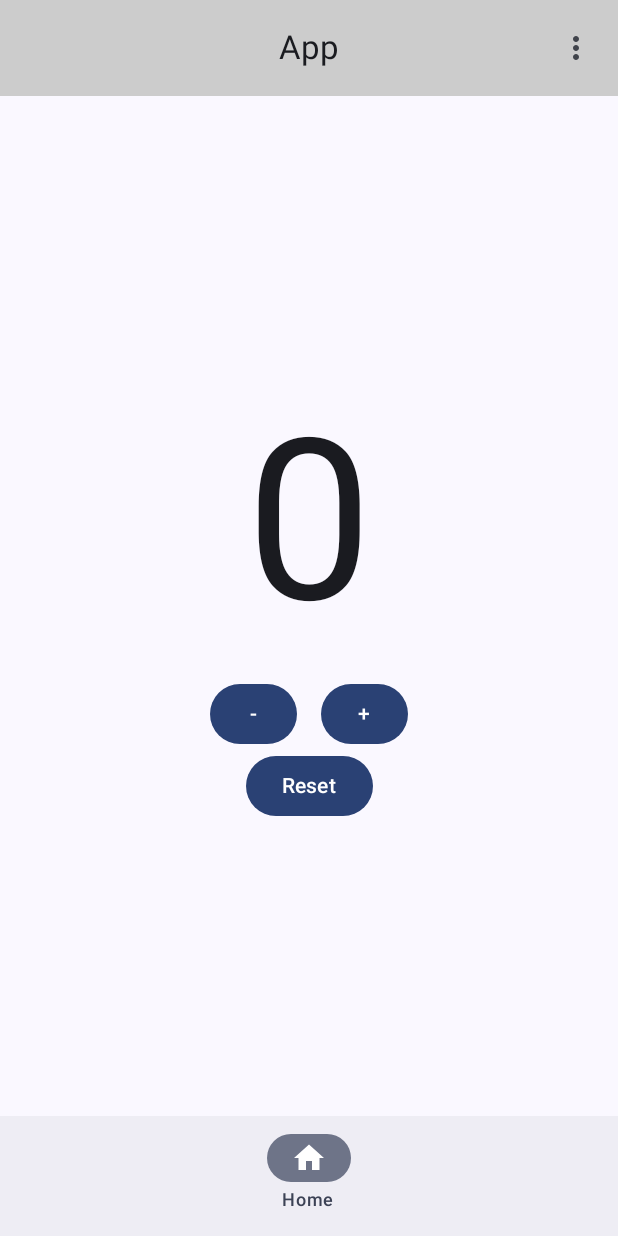
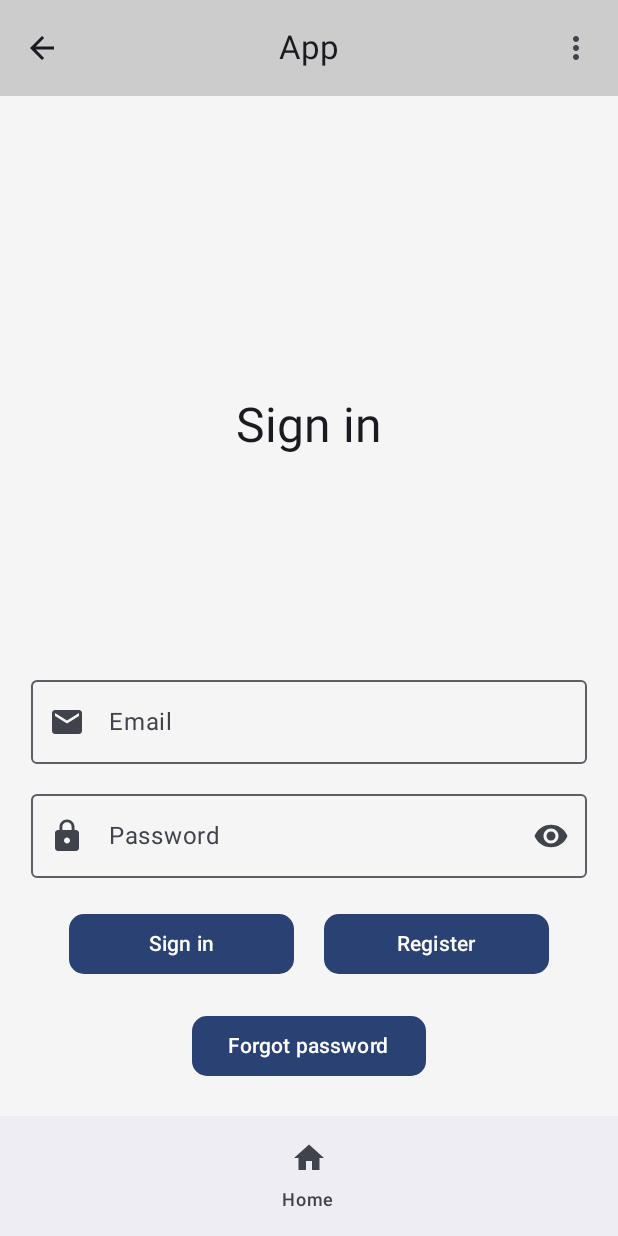
Before and after one commit to Datasikkerhet-i-utvikling-og-drift-2025/Prosjekt, an Android app built with Jetpack Compose: the screen it shows after launch (MainActivity), on a phone screen of 412 x 824 dp. Run offline under Robolectric (Android 15) with nearby library versions, the phone set to English and light mode, and no system bars.

Commit message:
Added loginscreen to mobile app

```diff
--- a/MobilApp/app/src/main/java/no/hiof/diuod/gruppe1/mobilapp/ui/navigation/AppNavigation.kt
+++ b/MobilApp/app/src/main/java/no/hiof/diuod/gruppe1/mobilapp/ui/navigation/AppNavigation.kt
@@ -12,6 +12,8 @@ import no.hiof.diuod.gruppe1.mobilapp.ui.navigation.navBars.BottomNavBar
 import no.hiof.diuod.gruppe1.mobilapp.ui.navigation.navBars.TopBar
 import no.hiof.diuod.gruppe1.mobilapp.ui.navigation.navBars.getCurrentScreen
 import no.hiof.diuod.gruppe1.mobilapp.ui.screens.HomeScreen
+import no.hiof.diuod.gruppe1.mobilapp.ui.screens.LoginScreen
+import no.hiof.diuod.gruppe1.mobilapp.ui.viewModels.LoginViewModel
 
 @Composable
 fun AppNavigation() {
@@ -30,7 +32,7 @@ fun AppNavigation() {
 
         NavHost(
             navController = navController,
-            startDestination = AppScreens.HOME.name,
+            startDestination = AppScreens.LOGIN.name,
             modifier = Modifier.padding(innerPadding)
         ) {
 
@@ -38,6 +40,10 @@ fun AppNavigation() {
                 HomeScreen()
             }
 
+            composable(AppScreens.LOGIN.name) {
+                LoginScreen(navController = navController)
+            }
+
         }
 
     }
--- a/MobilApp/app/src/main/java/no/hiof/diuod/gruppe1/mobilapp/ui/navigation/AppScreens.kt
+++ b/MobilApp/app/src/main/java/no/hiof/diuod/gruppe1/mobilapp/ui/navigation/AppScreens.kt
@@ -1,5 +1,6 @@
 package no.hiof.diuod.gruppe1.mobilapp.ui.navigation
 
 enum class AppScreens {
-    HOME
+    HOME,
+    LOGIN
 }
--- /dev/null
+++ b/MobilApp/app/src/main/java/no/hiof/diuod/gruppe1/mobilapp/ui/screens/DashboardScreen.kt
@@ -0,0 +1 @@
+package no.hiof.diuod.gruppe1.mobilapp.ui.screens
--- /dev/null
+++ b/MobilApp/app/src/main/java/no/hiof/diuod/gruppe1/mobilapp/ui/screens/LoginScreen.kt
@@ -0,0 +1,194 @@
+package no.hiof.diuod.gruppe1.mobilapp.ui.screens
+
+import android.content.Context
+import androidx.compose.foundation.background
+import androidx.compose.foundation.layout.Arrangement
+import androidx.compose.foundation.layout.Column
+import androidx.compose.foundation.layout.Row
+import androidx.compose.foundation.layout.Spacer
+import androidx.compose.foundation.layout.fillMaxSize
+import androidx.compose.foundation.layout.fillMaxWidth
+import androidx.compose.foundation.layout.height
+import androidx.compose.foundation.layout.padding
+import androidx.compose.foundation.layout.width
+import androidx.compose.foundation.shape.RoundedCornerShape
+import androidx.compose.foundation.text.KeyboardOptions
+import androidx.compose.material.icons.Icons
+import androidx.compose.material.icons.filled.Email
+import androidx.compose.material.icons.filled.Lock
+import androidx.compose.material3.Button
+import androidx.compose.material3.ExperimentalMaterial3Api
+import androidx.compose.material3.Icon
+import androidx.compose.material3.IconButton
+import androidx.compose.material3.MaterialTheme
+import androidx.compose.material3.OutlinedTextField
+import androidx.compose.material3.Text
+import androidx.compose.runtime.Composable
+import androidx.compose.runtime.getValue
+import androidx.compose.runtime.mutableStateOf
+import androidx.compose.runtime.remember
+import androidx.compose.runtime.setValue
+import androidx.compose.ui.Alignment
+import androidx.compose.ui.Modifier
+import androidx.compose.ui.graphics.Color
+import androidx.compose.ui.platform.LocalContext
+import androidx.compose.ui.res.painterResource
+import androidx.compose.ui.text.input.KeyboardType
+import androidx.compose.ui.text.input.PasswordVisualTransformation
+import androidx.compose.ui.text.input.VisualTransformation
+import androidx.compose.ui.text.style.TextAlign
+import androidx.compose.ui.unit.dp
+import androidx.navigation.NavController
+import no.hiof.diuod.gruppe1.mobilapp.ui.viewModels.LoginViewModel
+import no.hiof.diuod.gruppe1.mobilapp.R
+
+
+@OptIn(ExperimentalMaterial3Api::class)
+@Composable
+fun LoginScreen(navController: NavController, viewModel: LoginViewModel = LoginViewModel(navController)){
+
+    val uiState by viewModel.uiState
+    val context = LocalContext.current
+    var errorMessage by remember { mutableStateOf("") }
+
+    Column(
+        modifier = Modifier.fillMaxSize()
+            .background(Color(0xFFF5F5F5)),
+        verticalArrangement = Arrangement.Center,
+        horizontalAlignment = Alignment.CenterHorizontally
+    ) {
+
+        Text(
+            text = "Sign in",
+            style = MaterialTheme.typography.headlineLarge,
+            textAlign = TextAlign.Center,
+            modifier = Modifier
+                .align(Alignment.CenterHorizontally)
+                .padding(top = 200.dp)
+        )
+
+        if (uiState.errorMessage.isNotEmpty()) {
+            Text(
+                text = uiState.errorMessage,
+                color = Color.Red,
+                textAlign = TextAlign.Center,
+                modifier = Modifier
+                    .align(Alignment.CenterHorizontally)
+                    .padding(top = 10.dp)
+                    .fillMaxWidth(0.9f)
+            )
+        }
+
+        Column(
+            modifier = Modifier.fillMaxSize(),
+            verticalArrangement = Arrangement.Bottom,
+            horizontalAlignment = Alignment.CenterHorizontally
+        ) {
+
+            Spacer(modifier = Modifier.weight(2f))
+
+            EmailField(uiState.email, viewModel::onEmailChange)
+            Spacer(modifier = Modifier.height(20.dp))
+            PasswordField(uiState.password, viewModel::onPasswordChange)
+
+            Spacer(modifier = Modifier.height(20.dp))
+
+            Row {
+                LoginButton(navController, viewModel, context)
+                Spacer(modifier = Modifier.width(20.dp))
+                RegisterButton(navController)
+            }
+
+            Spacer(modifier = Modifier.height(20.dp))
+
+            ForgotPasswordButton(viewModel)
+            Spacer(modifier = Modifier.weight(0.3f))
+        }
+    }
+}
+
+@OptIn(ExperimentalMaterial3Api::class)
+@Composable
+fun EmailField(
+    value: String,
+    onNewValue: (String) -> Unit,
+    modifier: Modifier = Modifier.fillMaxWidth(0.9f)
+) {
+    OutlinedTextField(
+        singleLine = true,
+        modifier = modifier,
+        value = value,
+        onValueChange = { onNewValue(it) },
+        placeholder = { Text("Email") },
+        leadingIcon = { Icon(imageVector = Icons.Default.Email, contentDescription = "Email") }
+    )
+}
+
+@Composable
+fun PasswordField(
+    value: String,
+    onNewValue: (String) -> Unit,
+    modifier: Modifier = Modifier.fillMaxWidth(0.9f)
+) {
+    var isVisible by remember { mutableStateOf(true) }
+    var isVisibleToggled by remember { mutableStateOf(false) }
+
+    val icon = if (isVisible) painterResource(R.drawable.ic_visibility_on) else painterResource(R.drawable.ic_visibility_off)
+    val visualTransformation = if (isVisible) VisualTransformation.None else PasswordVisualTransformation()
+
+    OutlinedTextField(
+        singleLine = true,
+        modifier = modifier,
+        value = value,
+        onValueChange ={
+            onNewValue(it)
+            if (!isVisibleToggled) isVisible = it == ""
+        }               ,
+        placeholder = { Text("Password") },
+        leadingIcon = { Icon(imageVector = Icons.Default.Lock, contentDescription = "Password") },
+        trailingIcon = {
+            IconButton(onClick = {
+                isVisible = !isVisible
+                if (!isVisibleToggled) isVisibleToggled = true
+            }) {
+                Icon(painter = icon, contentDescription = if (isVisible) "Hide password" else "Show password")
+            }
+        },
+        keyboardOptions = KeyboardOptions(keyboardType = KeyboardType.Password),
+        visualTransformation = visualTransformation
+    )
+}
+
+
+@Composable
+private fun RegisterButton(navController: NavController) {
+    Button(
+        onClick = { /*navController.navigate(AppScreens.LOGIN_SELECTION.name)*/ },
+        modifier = Modifier.width(150.dp),
+        shape = RoundedCornerShape(10.dp)
+    ) {
+        Text("Register")
+    }
+}
+
+@Composable
+private fun LoginButton(navController: NavController, viewModel: LoginViewModel, context: Context) {
+    Button(
+        onClick = { viewModel.onLoginClick(context, navController) },
+        modifier = Modifier.width(150.dp),
+        shape = RoundedCornerShape(10.dp)
+    ) {
+        Text("Sign in")
+    }
+}
+
+@Composable
+private fun ForgotPasswordButton(viewModel: LoginViewModel) {
+    Button(
+        onClick = { viewModel.onForgotPasswordClick() },
+        modifier = Modifier,
+        shape = RoundedCornerShape(10.dp)
+    ) {
+        Text("Forgot password")
+    }
+}
--- /dev/null
+++ b/MobilApp/app/src/main/res/drawable/ic_visibility_off.xml
@@ -0,0 +1,9 @@
+<vector xmlns:android="http://schemas.android.com/apk/res/android"
+    android:width="24dp"
+    android:height="24dp"
+    android:viewportWidth="24"
+    android:viewportHeight="24">
+  <path
+      android:fillColor="@android:color/white"
+      android:pathData="M12,7c2.76,0 5,2.24 5,5 0,0.65 -0.13,1.26 -0.36,1.83l2.92,2.92c1.51,-1.26 2.7,-2.89 3.43,-4.75 -1.73,-4.39 -6,-7.5 -11,-7.5 -1.4,0 -2.74,0.25 -3.98,0.7l2.16,2.16C10.74,7.13 11.35,7 12,7zM2,4.27l2.28,2.28 0.46,0.46C3.08,8.3 1.78,10.02 1,12c1.73,4.39 6,7.5 11,7.5 1.55,0 3.03,-0.3 4.38,-0.84l0.42,0.42L19.73,22 21,20.73 3.27,3 2,4.27zM7.53,9.8l1.55,1.55c-0.05,0.21 -0.08,0.43 -0.08,0.65 0,1.66 1.34,3 3,3 0.22,0 0.44,-0.03 0.65,-0.08l1.55,1.55c-0.67,0.33 -1.41,0.53 -2.2,0.53 -2.76,0 -5,-2.24 -5,-5 0,-0.79 0.2,-1.53 0.53,-2.2zM11.84,9.02l3.15,3.15 0.02,-0.16c0,-1.66 -1.34,-3 -3,-3l-0.17,0.01z"/>
+</vector>
--- /dev/null
+++ b/MobilApp/app/src/main/res/drawable/ic_visibility_on.xml
@@ -0,0 +1,9 @@
+<vector xmlns:android="http://schemas.android.com/apk/res/android"
+    android:width="24dp"
+    android:height="24dp"
+    android:viewportWidth="24"
+    android:viewportHeight="24">
+  <path
+      android:fillColor="@android:color/white"
+      android:pathData="M12,4.5C7,4.5 2.73,7.61 1,12c1.73,4.39 6,7.5 11,7.5s9.27,-3.11 11,-7.5c-1.73,-4.39 -6,-7.5 -11,-7.5zM12,17c-2.76,0 -5,-2.24 -5,-5s2.24,-5 5,-5 5,2.24 5,5 -2.24,5 -5,5zM12,9c-1.66,0 -3,1.34 -3,3s1.34,3 3,3 3,-1.34 3,-3 -1.34,-3 -3,-3z"/>
+</vector>
```
Also changed, not shown: MobilApp/app/src/main/java/no/hiof/diuod/gruppe1/mobilapp/common/ext/StringExt.kt (added, +17 -0 lines), MobilApp/app/src/main/java/no/hiof/diuod/gruppe1/mobilapp/ui/viewModels/LoginViewModel.kt (added, +80 -0 lines).
